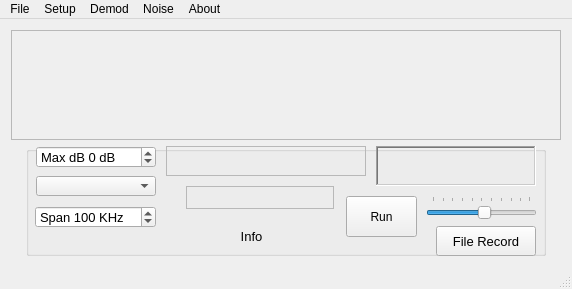
This is unixforms/mainwindow.ui in rafael2k/CuteSDR as Qt 5 draws it before an edit. The edited form follows.
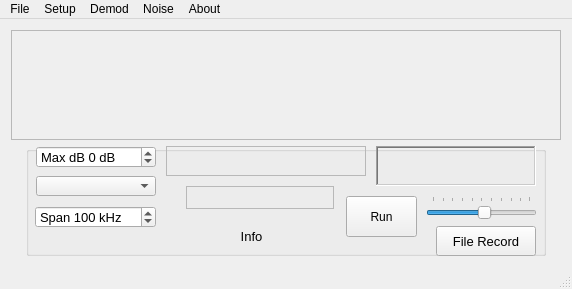
This is the edited form. Custom widgets are drawn as their Qt base class.

What changed in the file:
```diff
--- a/unixforms/mainwindow.ui
+++ b/unixforms/mainwindow.ui
@@ -219,7 +219,7 @@
           <string>Frequency Span in KHz</string>
          </property>
          <property name="suffix">
-          <string> KHz</string>
+          <string> kHz</string>
          </property>
          <property name="prefix">
           <string>Span </string>
```
Left out of the diff: 2 changed lines with no effect on the pictures.
